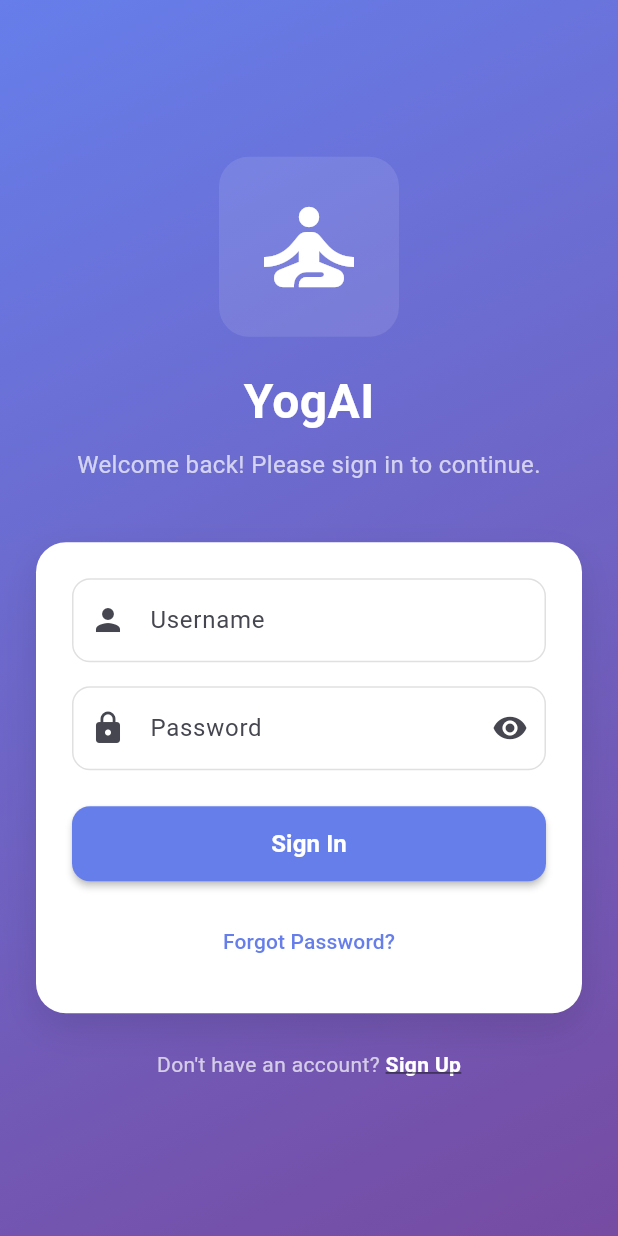
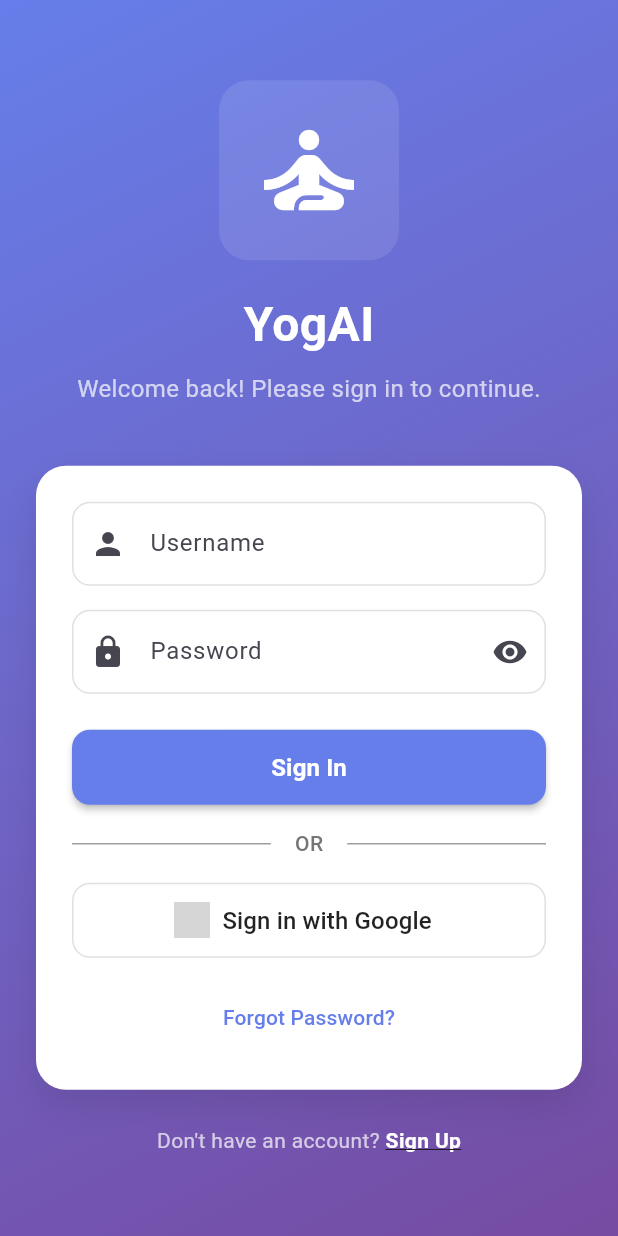
Before and after one commit to nishanshrestha04/trinova, a Flutter app: the screen it shows after launch, on a phone screen of 412 x 824 dp. Run offline on Flutter 3.47's test engine with Material 3 defaults, Android fonts, the light colour scheme and no system bars; our stand-ins replace camera, google_sign_in, image_picker, shared_preferences; missing offline and left inert: google_mlkit_pose_detection; accounts and stored records are empty; grey boxes are pictures that could not be loaded.

Commit message:
feat: Implement Google Sign-In functionality and update authentication flow

```diff
--- a/lib/pages/auth/login_page.dart
+++ b/lib/pages/auth/login_page.dart
@@ -44,6 +44,28 @@ class _LoginPageState extends State<LoginPage> {
       } else {
         // Show error dialog for better visibility
         _showErrorDialog(result['message'] ?? 'Login failed');
+      }
+    }
+  }
+
+  Future<void> _signInWithGoogle() async {
+    final authProvider = Provider.of<AuthProvider>(context, listen: false);
+
+    final result = await authProvider.signInWithGoogle();
+
+    if (mounted) {
+      if (result['success']) {
+        print('Navigating to home page...'); // Debug
+        // Navigate to home page and remove all previous routes
+        Navigator.of(context).pushAndRemoveUntil(
+          MaterialPageRoute(builder: (context) => const HomePage()),
+          (route) => false,
+        );
+      } else {
+        // Show error dialog with the actual error message
+        final errorMessage = result['message'] ?? 'Google sign in failed';
+        print('Google Sign-In Error: $errorMessage'); // Debug log
+        _showErrorDialog(errorMessage);
       }
     }
   }
@@ -270,6 +292,88 @@ class _LoginPageState extends State<LoginPage> {
                           ),
                           const SizedBox(height: 16),
 
+                          // Divider with "OR"
+                          Row(
+                            children: [
+                              const Expanded(
+                                child: Divider(color: Colors.grey),
+                              ),
+                              Padding(
+                                padding: const EdgeInsets.symmetric(
+                                  horizontal: 16,
+                                ),
+                                child: Text(
+                                  'OR',
+                                  style: TextStyle(
+                                    color: Colors.grey.shade600,
+                                    fontWeight: FontWeight.w500,
+                                  ),
+                                ),
+                              ),
+                              const Expanded(
+                                child: Divider(color: Colors.grey),
+                              ),
+                            ],
+                          ),
+                          const SizedBox(height: 16),
+
+                          // Google Sign In Button
+                          Consumer<AuthProvider>(
+                            builder: (context, authProvider, child) {
+                              return SizedBox(
+                                width: double.infinity,
+                                height: 50,
+                                child: OutlinedButton.icon(
+                                  onPressed: authProvider.isLoading
+                                      ? null
+                                      : _signInWithGoogle,
+                                  icon: authProvider.isLoading
+                                      ? const SizedBox(
+                                          width: 24,
+                                          height: 24,
+                                          child: CircularProgressIndicator(
+                                            strokeWidth: 2,
+                                            color: Color(0xFF667eea),
+                                          ),
+                                        )
+                                      : Image.asset(
+                                          'images/google_logo.png',
+                                          height: 24,
+                                          width: 24,
+                                          errorBuilder:
+                                              (context, error, stackTrace) {
+                                                return const Icon(
+                                                  Icons.g_mobiledata,
+                                                  size: 24,
+                                                  color: Color(0xFF667eea),
+                                                );
+                                              },
+                                        ),
+                                  label: Text(
+                                    authProvider.isLoading
+                                        ? 'Signing in...'
+                                        : 'Sign in with Google',
+                                    style: const TextStyle(
+                                      fontSize: 16,
+                                      fontWeight: FontWeight.w500,
+                                      color: Colors.black87,
+                                    ),
+                                  ),
+                                  style: OutlinedButton.styleFrom(
+                                    backgroundColor: Colors.white,
+                                    side: BorderSide(
+                                      color: Colors.grey.shade300,
+                                    ),
+                                    shape: RoundedRectangleBorder(
+                                      borderRadius: BorderRadius.circular(12),
+                                    ),
+                                  ),
+                                ),
+                              );
+                            },
+                          ),
+                          const SizedBox(height: 16),
+
                           // Forgot Password
                           TextButton(
                             onPressed: () {
--- a/lib/services/auth_service.dart
+++ b/lib/services/auth_service.dart
@@ -6,7 +6,7 @@ import '../models/user.dart';
 import 'package:http_parser/http_parser.dart';
 
 class AuthService {
-  static const String baseUrl = 'http://192.168.18.6:8000/api/auth';
+  static const String baseUrl = 'http://192.168.1.109:8000/api/auth';
 
   // Get stored tokens
   Future<String?> getAccessToken() async {
--- a/lib/services/pose_service.dart
+++ b/lib/services/pose_service.dart
@@ -6,7 +6,7 @@ class PoseService {
   // Change this to your computer's IP address when testing on phone
   // Find your IP: Linux: `ip addr show` or `hostname -I`
   // Updated: Using your computer's IP for network access
-  static const String baseUrl = 'http://192.168.18.6:8000/api/poses';
+  static const String baseUrl = 'http://192.168.1.109:8000/api/poses';
 
   // For localhost testing (Chrome on same computer):
   // static const String baseUrl = 'http://localhost:8000/api/poses';
--- a/lib/services/yoga_gesture_detector.dart
+++ b/lib/services/yoga_gesture_detector.dart
@@ -18,12 +18,12 @@ class YogaGestureDetector {
 
   /// Get default URL based on platform
   /// For Android emulator: http://10.0.2.2:8000
-  /// For real device: http://192.168.18.6:8000 (your computer's local IP)
+  /// For real device: http://192.168.1.109:8000 (your computer's local IP)
   /// You can override by passing custom URL
   static String _getDefaultUrl() {
     // For real Android device, use your computer's local IP
     // Change this to your computer's IP address
-    return 'http://192.168.18.6:8000';
+    return 'http://192.168.1.109:8000';
 
     // For Android emulator, uncomment this:
     // return 'http://10.0.2.2:8000';
--- a/pubspec.yaml
+++ b/pubspec.yaml
@@ -59,6 +59,9 @@ dependencies:
   # Permission handler
   permission_handler: ^11.3.1
 
+  # Google Sign In
+  google_sign_in: ^6.2.1
+
 dev_dependencies:
   flutter_test:
     sdk: flutter
```
Also changed, not shown: lib/pages/auth/signup_page.dart (+12 -3 lines), lib/pages/home_page.dart (+7 -1 lines), lib/providers/auth_provider.dart (+21 -0 lines), lib/services/google_auth_service.dart (added, +131 -0 lines), pubspec.lock, 8 other files.
